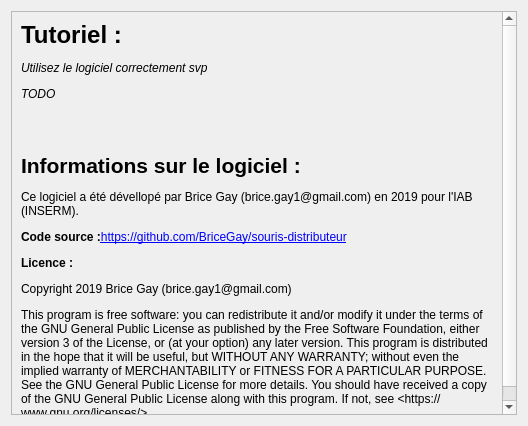
Old version of the form tutoriel.ui in the repository BriceGay/souris-distributeur.
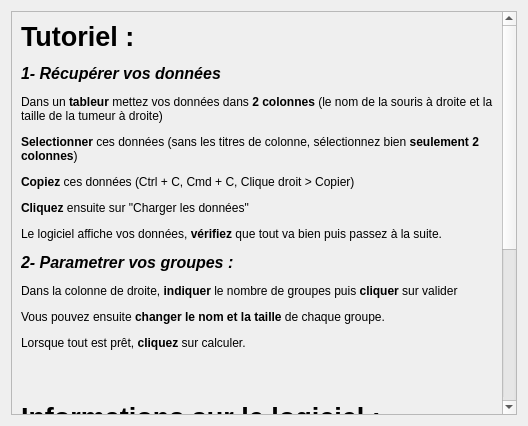
New version of the form. Icons and pictures are not drawn.

Commit message: mis a jour github (2)

Diff of the .ui file:
```diff
--- a/tutoriel.ui
+++ b/tutoriel.ui
@@ -25,14 +25,14 @@
         <x>0</x>
         <y>0</y>
         <width>494</width>
-        <height>482</height>
+        <height>718</height>
        </rect>
       </property>
       <layout class="QGridLayout" name="gridLayout_2">
        <item row="0" column="0">
         <widget class="QLabel" name="label">
          <property name="text">
-          <string>&lt;html&gt;&lt;head/&gt;&lt;body&gt;&lt;p&gt;&lt;span style=&quot; font-size:xx-large; font-weight:600;&quot;&gt;Tutoriel :&lt;/span&gt;&lt;/p&gt;&lt;p&gt;&lt;span style=&quot; font-style:italic;&quot;&gt;Utilisez le logiciel correctement svp&lt;/span&gt;&lt;/p&gt;&lt;p&gt;&lt;span style=&quot; font-style:italic;&quot;&gt;TODO&lt;/span&gt;&lt;/p&gt;&lt;p&gt;&lt;br/&gt;&lt;/p&gt;&lt;p&gt;&lt;span style=&quot; font-size:16pt; font-weight:600;&quot;&gt;Informations sur le logiciel :&lt;/span&gt;&lt;/p&gt;&lt;p&gt;Ce logiciel a été dévellopé par Brice Gay (brice.gay1@gmail.com) en 2019 pour l'IAB (INSERM). &lt;/p&gt;&lt;p&gt;&lt;span style=&quot; font-weight:600;&quot;&gt;Code source :&lt;/span&gt;&lt;a href=&quot;https://github.com/BriceGay/souris-distributeur&quot;&gt;&lt;span style=&quot; text-decoration: underline; color:#0000ff;&quot;&gt;https://github.com/BriceGay/souris-distributeur&lt;/span&gt;&lt;/a&gt;&lt;/p&gt;&lt;p&gt;&lt;span style=&quot; font-weight:600;&quot;&gt;Licence :&lt;/span&gt;&lt;/p&gt;&lt;p&gt;Copyright 2019 Brice Gay (brice.gay1@gmail.com) &lt;/p&gt;&lt;p&gt;&lt;span style=&quot; font-family:'monospace';&quot;&gt;This program is free software: you can redistribute it and/or modify it under the terms of the GNU General Public License as published by the Free Software Foundation, either version 3 of the License, or (at your option) any later version. This program is distributed in the hope that it will be useful, but WITHOUT ANY WARRANTY; without even the implied warranty of MERCHANTABILITY or FITNESS FOR A PARTICULAR PURPOSE. See the GNU General Public License for more details. You should have received a copy of the GNU General Public License along with this program. If not, see &amp;lt;https://www.gnu.org/licenses/&amp;gt;.&lt;/span&gt;&lt;/p&gt;&lt;/body&gt;&lt;/html&gt;</string>
+          <string>&lt;html&gt;&lt;head/&gt;&lt;body&gt;&lt;p&gt;&lt;span style=&quot; font-size:20pt; font-weight:600;&quot;&gt;Tutoriel :&lt;/span&gt;&lt;/p&gt;&lt;p&gt;&lt;span style=&quot; font-size:12pt; font-weight:600; font-style:italic;&quot;&gt;1- Récupérer vos données&lt;/span&gt;&lt;/p&gt;&lt;p&gt;Dans un &lt;span style=&quot; font-weight:600;&quot;&gt;tableur&lt;/span&gt; mettez vos données dans &lt;span style=&quot; font-weight:600;&quot;&gt;2 colonnes&lt;/span&gt; (le nom de la souris à droite et la taille de la tumeur à droite)&lt;/p&gt;&lt;p&gt;&lt;span style=&quot; font-weight:600;&quot;&gt;Selectionner&lt;/span&gt; ces données (sans les titres de colonne, sélectionnez bien &lt;span style=&quot; font-weight:600;&quot;&gt;seulement 2 colonnes&lt;/span&gt;) &lt;/p&gt;&lt;p&gt;&lt;img src=&quot;:/screenTableur.png&quot;/&gt;&lt;/p&gt;&lt;p&gt;&lt;span style=&quot; font-weight:600;&quot;&gt;Copiez&lt;/span&gt; ces données (Ctrl + C, Cmd + C, Clique droit &amp;gt; Copier)&lt;/p&gt;&lt;p&gt;&lt;span style=&quot; font-weight:600;&quot;&gt;Cliquez&lt;/span&gt; ensuite sur &amp;quot;Charger les données&amp;quot;&lt;/p&gt;&lt;p&gt;Le logiciel affiche vos données, &lt;span style=&quot; font-weight:600;&quot;&gt;vérifiez&lt;/span&gt; que tout va bien puis passez à la suite.&lt;/p&gt;&lt;p&gt;&lt;span style=&quot; font-size:12pt; font-weight:600; font-style:italic;&quot;&gt;2- Parametrer vos groupes :&lt;/span&gt;&lt;/p&gt;&lt;p&gt;Dans la colonne de droite, &lt;span style=&quot; font-weight:600;&quot;&gt;indiquer&lt;/span&gt; le nombre de groupes puis &lt;span style=&quot; font-weight:600;&quot;&gt;cliquer&lt;/span&gt; sur valider&lt;/p&gt;&lt;p&gt;Vous pouvez ensuite &lt;span style=&quot; font-weight:600;&quot;&gt;changer le nom et la taille&lt;/span&gt; de chaque groupe.&lt;/p&gt;&lt;p&gt;Lorsque tout est prêt, &lt;span style=&quot; font-weight:600;&quot;&gt;cliquez&lt;/span&gt; sur calculer.&lt;/p&gt;&lt;p&gt;&lt;br/&gt;&lt;/p&gt;&lt;p&gt;&lt;span style=&quot; font-size:20pt; font-weight:600;&quot;&gt;Informations sur le logiciel :&lt;/span&gt;&lt;/p&gt;&lt;p&gt;Ce logiciel a été dévellopé par Brice Gay (brice.gay1@gmail.com) en 2019 pour l'IAB (INSERM). &lt;/p&gt;&lt;p&gt;&lt;span style=&quot; font-weight:600;&quot;&gt;Code source :&lt;/span&gt;&lt;a href=&quot;https://github.com/BriceGay/souris-distributeur&quot;&gt;&lt;span style=&quot; text-decoration: underline; color:#0000ff;&quot;&gt;https://github.com/BriceGay/souris-distributeur&lt;/span&gt;&lt;/a&gt;&lt;/p&gt;&lt;p&gt;&lt;span style=&quot; font-weight:600;&quot;&gt;Licence :&lt;/span&gt;&lt;/p&gt;&lt;p&gt;Copyright Brice Gay (brice.gay1@gmail.com) 2019 &lt;/p&gt;&lt;p&gt;&lt;span style=&quot; font-family:'monospace';&quot;&gt;This program is free software: you can redistribute it and/or modify it under the terms of the GNU General Public License as published by the Free Software Foundation, either version 3 of the License, or (at your option) any later version. This program is distributed in the hope that it will be useful, but WITHOUT ANY WARRANTY; without even the implied warranty of MERCHANTABILITY or FITNESS FOR A PARTICULAR PURPOSE. See the GNU General Public License for more details. You should have received a copy of the GNU General Public License along with this program. If not, see &amp;lt;https://www.gnu.org/licenses/&amp;gt;.&lt;/span&gt;&lt;/p&gt;&lt;/body&gt;&lt;/html&gt;</string>
          </property>
          <property name="textFormat">
           <enum>Qt::AutoText</enum>
```
The commit also changes 3 other files.
